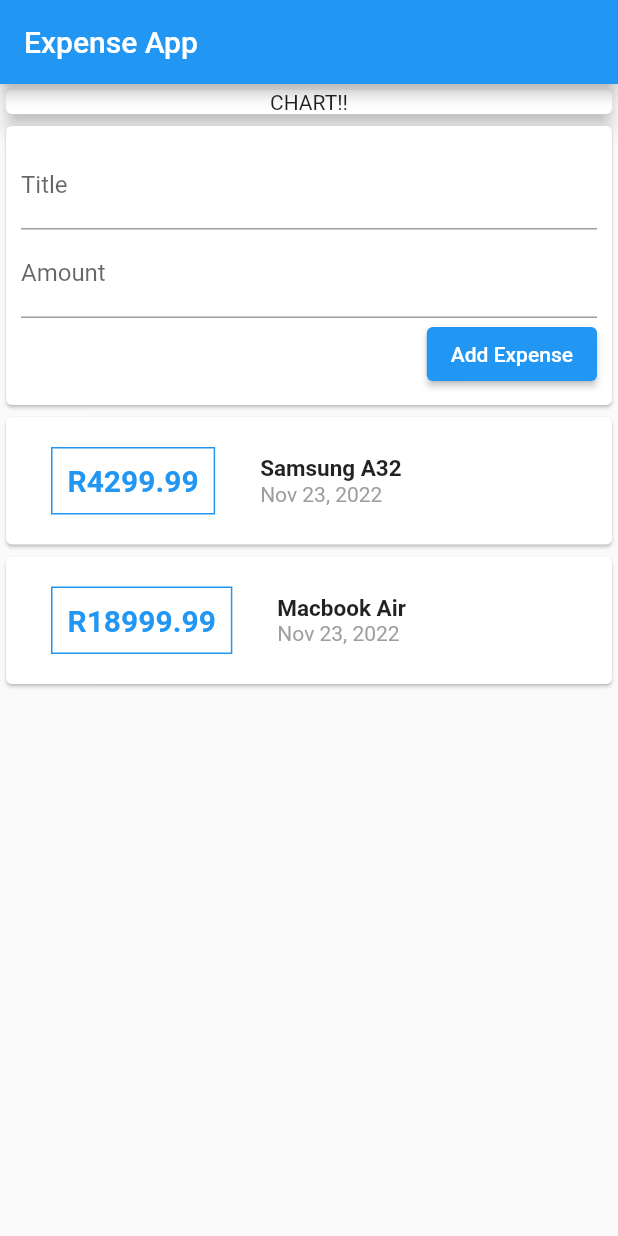
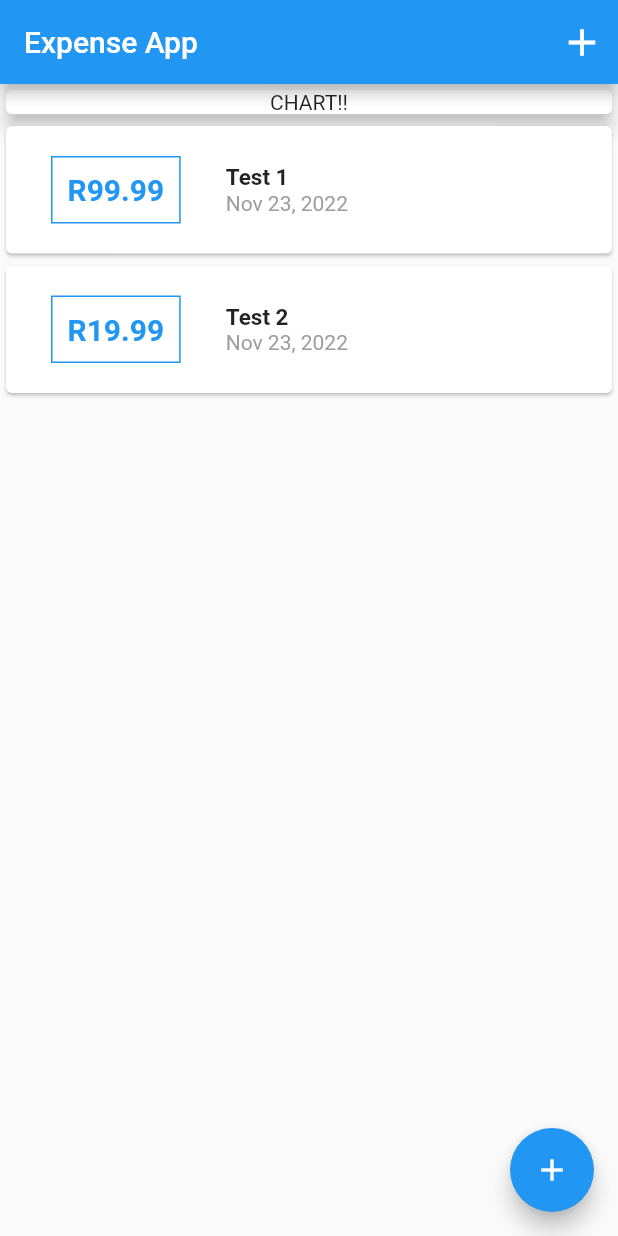
Before and after one commit to Azania-Mokhampane/flutter-expense-app, a Flutter app: the screen it shows after launch, on a phone screen of 412 x 824 dp. Run offline on Flutter 3.47's test engine with Material 2 defaults, Android fonts, the phone set to English and light mode, and no system bars.

```diff
--- a/lib/main.dart
+++ b/lib/main.dart
@@ -1,6 +1,10 @@
+import 'dart:math';
+
 import 'package:flutter/material.dart';
 
-import './widgets/user_transactions.dart';
+import 'models/transaction.dart';
+import 'widgets/new_transaction.dart';
+import 'widgets/transaction_list.dart';
 
 void main() => runApp(MyApp());
 
@@ -8,11 +12,80 @@ class MyApp extends StatelessWidget {
   @override
   Widget build(BuildContext context) {
     return MaterialApp(
+      title: "Expense App",
+      home: MyHomePage(),
+    );
+  }
+}
+
+class MyHomePage extends StatefulWidget {
+  @override
+  State<MyHomePage> createState() => _MyHomePageState();
+}
+
+class _MyHomePageState extends State<MyHomePage> {
+  final List<Transaction> transactions = [
+    Transaction(
+      id: "1",
+      title: "Test 1",
+      amount: 99.99,
+      date: DateTime.now(),
+    ),
+    Transaction(
+      id: "2",
+      title: "Test 2",
+      amount: 19.99,
+      date: DateTime.now(),
+    ),
+  ];
+
+  void _addTransaction(String title, double amount) {
+    final newTrasaction = Transaction(
+      id: DateTime.now().toString(),
+      title: title,
+      amount: amount,
+      date: DateTime.now(),
+    );
+
+    setState(() {
+      transactions.add(newTrasaction);
+    });
+  }
+
+  void _startAddNewTransaction(BuildContext ctx) {
+    showModalBottomSheet(
+      context: ctx,
+      builder: (_) {
+        return GestureDetector(
+          onTap: () {},
+          behavior: HitTestBehavior.opaque,
+          child: NewTransaction(_addTransaction),
+        );
+      },
+    );
+  }
+
+  @override
+  Widget build(BuildContext context) {
+    return MaterialApp(
+      debugShowCheckedModeBanner: false,
       home: Scaffold(
         appBar: AppBar(
           title: Text("Expense App"),
+          actions: [
+            IconButton(
+              icon: Icon(
+                Icons.add,
+                size: 30,
               ),
-        body: ListView(
+              onPressed: () {
+                // _startAddNewTransaction(context);
+              },
+            )
+          ],
+        ),
+        body: SingleChildScrollView(
+          child: Column(
             children: [
               Container(
                 width: double.infinity,
@@ -23,8 +96,21 @@ class MyApp extends StatelessWidget {
                   elevation: 5,
                 ),
               ),
-            UserTransactions()
+              TransactionList(
+                transactions: transactions,
+              )
             ],
+          ),
+        ),
+        floatingActionButton: Builder(
+          builder: (context) => FloatingActionButton(
+            child: Icon(
+              Icons.add,
+            ),
+            onPressed: () {
+              _startAddNewTransaction(context);
+            },
+          ),
         ),
       ),
     );
--- a/lib/widgets/transaction_list.dart
+++ b/lib/widgets/transaction_list.dart
@@ -23,7 +23,7 @@ class TransactionList extends StatelessWidget {
               ),
               padding: EdgeInsets.all(10),
               child: Text(
-                'R${transaction.amount}',
+                'R${transaction.amount.toStringAsFixed(2)}',
                 style: TextStyle(
                   fontWeight: FontWeight.bold,
                   color: Colors.blue,
--- a/lib/widgets/user_transactions.dart
+++ /dev/null
@@ -1,53 +0,0 @@
-import 'package:flutter/material.dart';
-
-import './new_transaction.dart';
-import './transaction_list.dart';
-
-import '../models/transaction.dart';
-
-class UserTransactions extends StatefulWidget {
-  @override
-  State<UserTransactions> createState() => _UserTransactionsState();
-}
-
-class _UserTransactionsState extends State<UserTransactions> {
-  final List<Transaction> transactions = [
-    Transaction(
-      id: "1",
-      title: "Samsung A32",
-      amount: 4299.99,
-      date: DateTime.now(),
-    ),
-    Transaction(
-      id: "2",
-      title: "Macbook Air",
-      amount: 18999.99,
-      date: DateTime.now(),
-    ),
-  ];
-
-  void _addTransaction(String title, double amount) {
-    final newTrasaction = Transaction(
-      id: DateTime.now().toString(),
-      title: title,
-      amount: amount,
-      date: DateTime.now(),
-    );
-
-    setState(() {
-      transactions.add(newTrasaction);
-    });
-  }
-
-  @override
-  Widget build(BuildContext context) {
-    return Column(
-      children: [
-        NewTransaction(_addTransaction),
-        TransactionList(
-          transactions: transactions,
-        )
-      ],
-    );
-  }
-}
```
Also changed, not shown: lib/widgets/new_transaction.dart (+26 -6 lines). Lines whose indentation alone changed are shown as unchanged.
